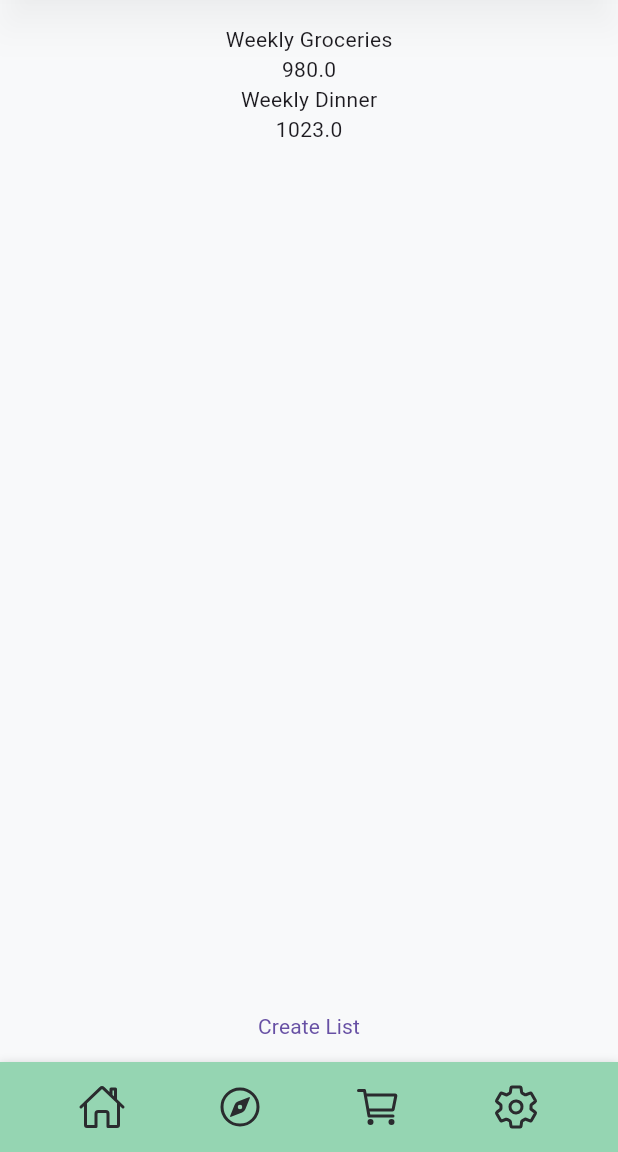
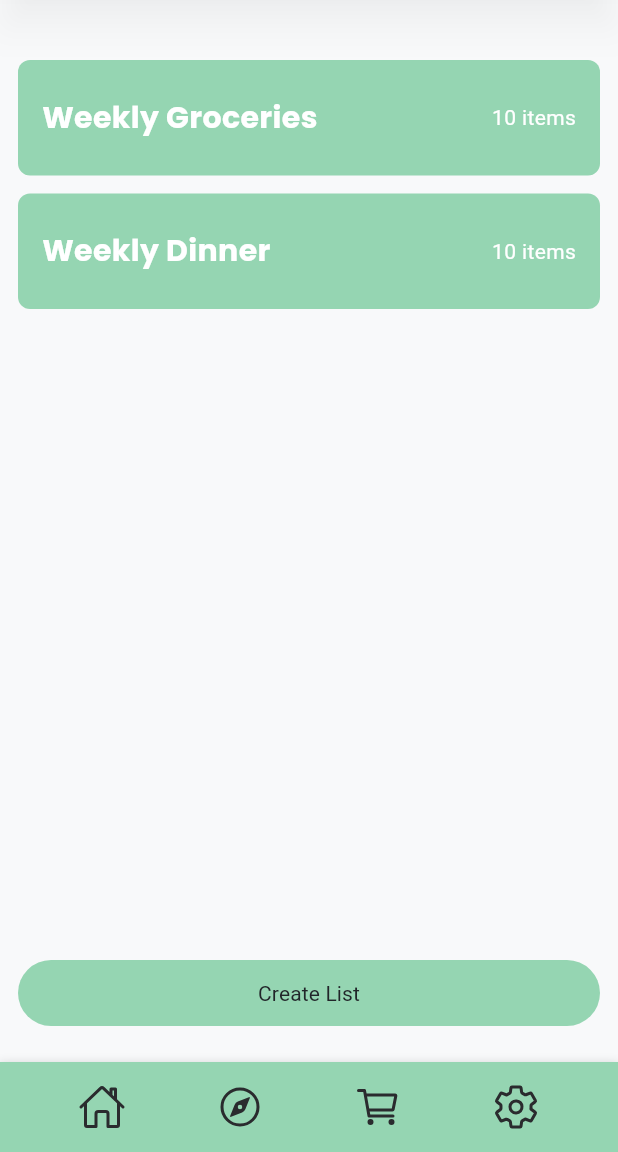
Before and after one commit to andrewaltuna/cooki, a Flutter app: the ShoppingListScreen screen opened directly, on a phone screen of 412 x 824 dp, the part 84-1236 px from its top. Run offline on Flutter 3.47's test engine with Material 3 defaults, Android fonts, the phone set to English and light mode, and no system bars; our stand-ins replace equatable, firebase_auth, firebase_core, flutter_bloc, flutter_hooks, flutter_svg and 5 more; missing offline and left inert: app_settings, flutter_beacon; accounts and stored records are empty; network calls fail.

Commit message:
Style shopping list catalog

```diff
--- a/lib/feature/shopping_list/presentations/component/shopping_list_catalog.dart
+++ b/lib/feature/shopping_list/presentations/component/shopping_list_catalog.dart
@@ -1,4 +1,7 @@
+import 'package:cooki/common/theme/app_colors.dart';
+import 'package:cooki/common/theme/app_text_styles.dart';
 import 'package:cooki/feature/shopping_list/presentations/view_model/shopping_list_view_model.dart';
+import 'package:flutter/material.dart';
 import 'package:flutter/widgets.dart';
 import 'package:flutter_bloc/flutter_bloc.dart';
 
@@ -15,8 +18,37 @@ class ShoppingListCatalog extends StatelessWidget {
             for (var list in state.shoppingLists)
               Column(
                 children: [
-                  Text(list.name),
-                  Text(list.budget.toString()),
+                  Container(
+                    decoration: BoxDecoration(
+                      borderRadius: BorderRadius.circular(8.0),
+                      color: AppColors.accent,
+                    ),
+                    width: double.infinity,
+                    child: Padding(
+                      padding: const EdgeInsets.symmetric(
+                          vertical: 24.0, horizontal: 16.0),
+                      child: Row(
+                        mainAxisAlignment: MainAxisAlignment.spaceBetween,
+                        children: [
+                          Text(
+                            list.name,
+                            style: AppTextStyles.titleMedium.copyWith(
+                              color: Colors.white,
+                            ),
+                          ),
+                          Text(
+                            '${list.items.length.toString()} items',
+                            style: AppTextStyles.bodyMedium.copyWith(
+                              color: Colors.white,
+                            ),
+                          )
+                        ],
+                      ),
+                    ),
+                  ),
+                  const SizedBox(
+                    height: 12,
+                  ),
                 ],
               ),
           ],
--- a/lib/feature/shopping_list/presentations/screen/shopping_list_screen.dart
+++ b/lib/feature/shopping_list/presentations/screen/shopping_list_screen.dart
@@ -1,3 +1,4 @@
+import 'package:cooki/common/component/button/primary_button.dart';
 import 'package:cooki/common/component/main_scaffold.dart';
 import 'package:cooki/common/hook/use_on_widget_load.dart';
 import 'package:cooki/feature/shopping_list/presentations/component/shopping_list_catalog.dart';
@@ -24,18 +25,21 @@ class ShoppingListScreen extends HookWidget {
 
     return MainScaffold(
         title: 'Shopping List',
-        body: Column(
+        body: Padding(
+          padding: const EdgeInsets.symmetric(vertical: 24.0),
+          child: Column(
             mainAxisAlignment: MainAxisAlignment.spaceBetween,
             children: [
               const SizedBox(height: 16),
               const Expanded(
                 child: ShoppingListCatalog(),
               ),
-            TextButton(
-              onPressed: () => _onSubmitted(context),
-              child: const Text('Create List'),
+              PrimaryButton(
+                label: 'Create List',
+                onPress: () => _onSubmitted(context),
               ),
             ],
+          ),
         ));
   }
 }
```
Lines whose indentation alone changed are shown as unchanged.
